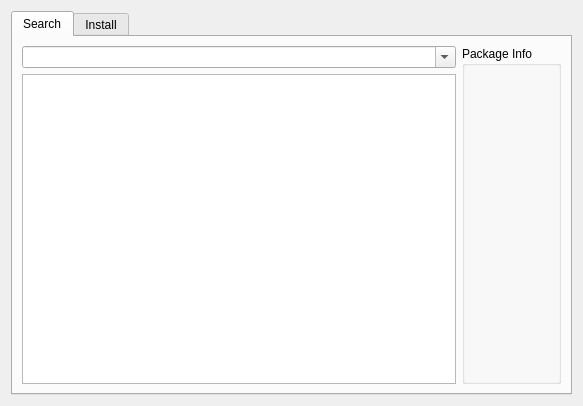
This is src/main.ui in alediaferia/gluk as Qt 5 draws it before an edit. The edited form follows.
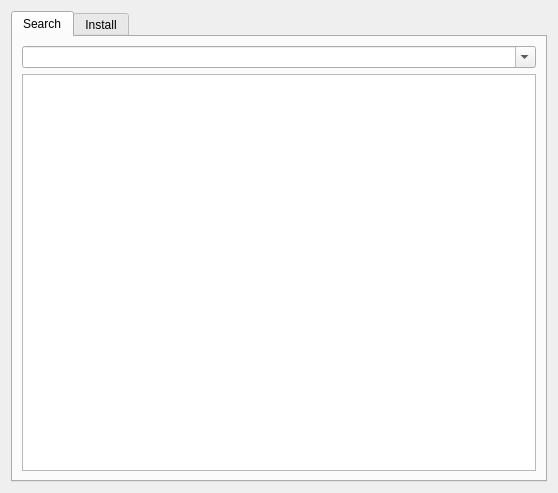
This is the edited form. Custom widgets are drawn as their Qt base class.

Commit message: basic package info dock

Diff of the .ui file:
```diff
--- a/src/main.ui
+++ b/src/main.ui
@@ -5,14 +5,14 @@
    <rect>
     <x>0</x>
     <y>0</y>
-    <width>583</width>
-    <height>406</height>
+    <width>558</width>
+    <height>493</height>
    </rect>
   </property>
   <property name="windowTitle" >
    <string>Form</string>
   </property>
-  <layout class="QVBoxLayout" name="verticalLayout" >
+  <layout class="QVBoxLayout" name="verticalLayout_2" >
    <item>
     <widget class="QTabWidget" name="tabWidget" >
      <property name="currentIndex" >
@@ -22,9 +22,7 @@
       <attribute name="title" >
        <string>Search</string>
       </attribute>
-      <layout class="QHBoxLayout" name="horizontalLayout" >
-       <item>
-        <layout class="QVBoxLayout" name="verticalLayout_2" >
+      <layout class="QVBoxLayout" name="verticalLayout" >
          <item>
           <widget class="KComboBox" name="searchbox" >
            <property name="editable" >
@@ -36,15 +34,6 @@
           <widget class="GlukTreeView" name="treeView" />
          </item>
         </layout>
-       </item>
-       <item>
-        <widget class="QGroupBox" name="groupBox" >
-         <property name="title" >
-          <string>Package Info</string>
-         </property>
-        </widget>
-       </item>
-      </layout>
      </widget>
      <widget class="QWidget" name="tab_2" >
       <attribute name="title" >
```
Left out of the diff: 3 changed lines with no effect on the pictures. Lines whose indentation alone changed are shown as unchanged. The commit also changes 5 other files.
